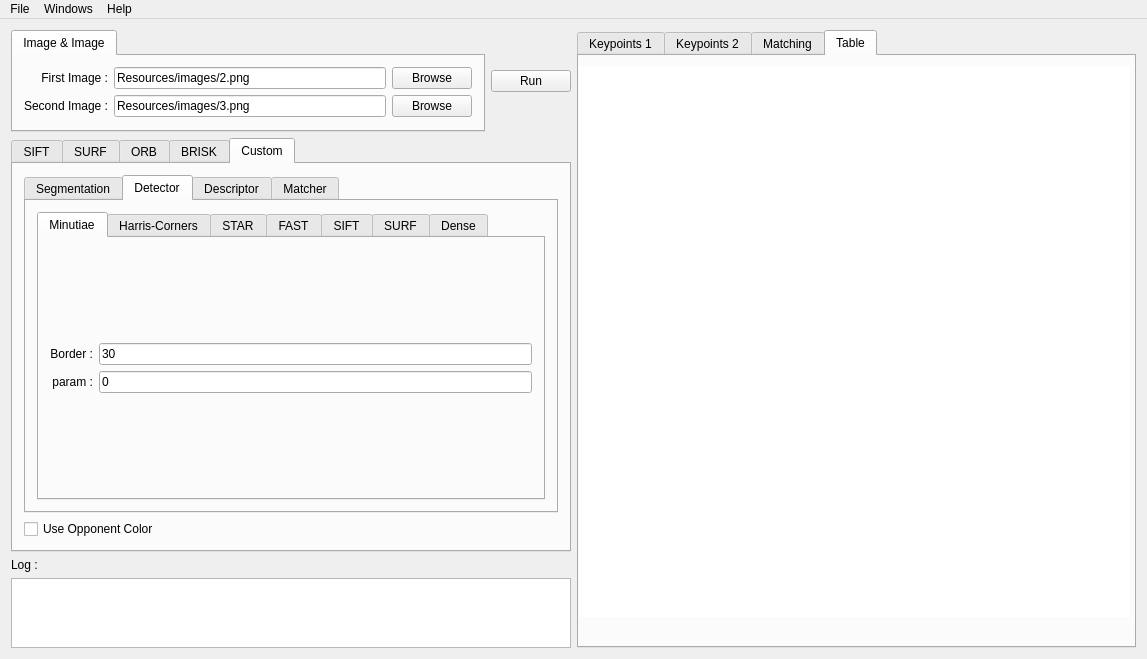
This is source_code/mainwindow.ui in Aissa94/PFE_Project as Qt 5 draws it before an edit. The edited form follows.
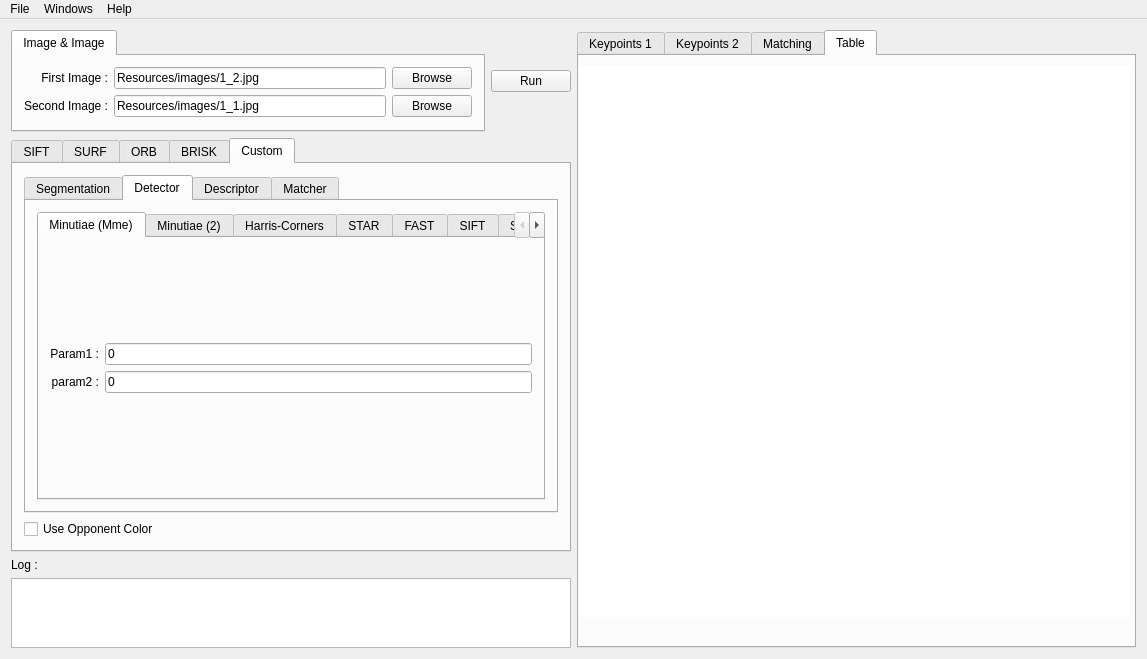
This is the edited form.

Commit message: unified Minutiae and detection

Patch:
```diff
--- a/source_code/mainwindow.ui
+++ b/source_code/mainwindow.ui
@@ -33,7 +33,7 @@
           <item row="0" column="1">
            <widget class="QLineEdit" name="firstImgText">
             <property name="text">
-             <string>Resources/images/2.png</string>
+             <string>Resources/images/1_2.jpg</string>
             </property>
            </widget>
           </item>
@@ -57,7 +57,7 @@
           <item row="1" column="1">
            <widget class="QLineEdit" name="secondImgText">
             <property name="text">
-             <string>Resources/images/3.png</string>
+             <string>Resources/images/1_1.jpg</string>
             </property>
             <property name="buddy" stdset="0">
              <cstring>label_4</cstring>
@@ -889,7 +889,7 @@
               </property>
               <widget class="QWidget" name="tabDetectorMinutiae">
                <attribute name="title">
-                <string>Minutiae</string>
+                <string>Minutiae (Mme)</string>
                </attribute>
                <attribute name="toolTip">
                 <string>&lt;html&gt;&lt;head/&gt;&lt;body&gt;&lt;p&gt;Crossing number methods is a really simple way to detect ridge endings and ridge bifurcations.&lt;/p&gt;&lt;p&gt;First, we need thinned (skeleton) image. Then the crossing number algorithm will look at 3x3 pixel blocks:&lt;/p&gt;&lt;p&gt;if middle pixel is black (represents ridge):&lt;/p&gt;&lt;p&gt;- if pixel on boundary are crossed with the ridge once, then we've found ridge ending.&lt;/p&gt;&lt;p&gt;- if pixel on boundary are crossed with the ridge three times, then we've found ridge bifurcation.&lt;/p&gt;&lt;/body&gt;&lt;/html&gt;</string>
@@ -898,7 +898,58 @@
                 <item row="0" column="0">
                  <layout class="QGridLayout" name="detectorMinutiaeParams">
                   <item row="0" column="0">
-                   <widget class="QLabel" name="detectorMinutiaeBorderLabel">
+                   <widget class="QLabel" name="detectorMinutiaeParam1Label">
+                    <property name="text">
+                     <string>Param1 :</string>
+                    </property>
+                    <property name="alignment">
+                     <set>Qt::AlignRight|Qt::AlignTrailing|Qt::AlignVCenter</set>
+                    </property>
+                   </widget>
+                  </item>
+                  <item row="1" column="0">
+                   <widget class="QLabel" name="detectorMinutiaeParam2Label">
+                    <property name="text">
+                     <string>param2 :</string>
+                    </property>
+                    <property name="alignment">
+                     <set>Qt::AlignRight|Qt::AlignTrailing|Qt::AlignVCenter</set>
+                    </property>
+                   </widget>
+                  </item>
+                  <item row="0" column="1">
+                   <widget class="QLineEdit" name="detectorMinutiaeParam1Text">
+                    <property name="text">
+                     <string>0</string>
+                    </property>
+                   </widget>
+                  </item>
+                  <item row="1" column="1">
+                   <widget class="QLineEdit" name="detectorMinutiaeParam2Text">
+                    <property name="text">
+                     <string>0</string>
+                    </property>
+                   </widget>
+                  </item>
+                 </layout>
+                </item>
+               </layout>
+              </widget>
+              <widget class="QWidget" name="tabDetectorMinutiae2">
+               <attribute name="title">
+                <string>Minutiae (2)</string>
+               </attribute>
+               <attribute name="toolTip">
+                <string>&lt;html&gt;&lt;head/&gt;&lt;body&gt;&lt;p&gt;Crossing number methods is a really simple way to detect ridge endings and ridge bifurcations.&lt;/p&gt;&lt;p&gt;First, we need thinned (skeleton) image. Then the crossing number algorithm will look at 3x3 pixel blocks:&lt;/p&gt;&lt;p&gt;if middle pixel is black (represents ridge):&lt;/p&gt;&lt;p&gt;- if pixel on boundary are crossed with the ridge once, then we've found ridge ending.&lt;/p&gt;&lt;p&gt;- if pixel on boundary are crossed with the ridge three times, then we've found ridge bifurcation.&lt;/p&gt;&lt;/body&gt;&lt;/html&gt;</string>
+               </attribute>
+               <layout class="QGridLayout" name="gridLayout_13">
+                <item row="0" column="0">
+                 <layout class="QGridLayout" name="detectorMinutiae2Params">
+                  <item row="0" column="0">
+                   <widget class="QLabel" name="detectorMinutiae2BorderLabel">
+                    <property name="toolTip">
+                     <string>Choose an Integer greater than 1</string>
+                    </property>
                     <property name="text">
                      <string>Border :</string>
                     </property>
@@ -908,7 +959,7 @@
                    </widget>
                   </item>
                   <item row="1" column="0">
-                   <widget class="QLabel" name="detectorMinutiaeParamLabel">
+                   <widget class="QLabel" name="detectorMinutiae2ParamLabel">
                     <property name="text">
                      <string>param :</string>
                     </property>
@@ -918,14 +969,14 @@
                    </widget>
                   </item>
                   <item row="0" column="1">
-                   <widget class="QLineEdit" name="detectorMinutiaeBorderText">
+                   <widget class="QLineEdit" name="detectorMinutiae2BorderText">
                     <property name="text">
                      <string>30</string>
                     </property>
                    </widget>
                   </item>
                   <item row="1" column="1">
-                   <widget class="QLineEdit" name="detectorMinutiaeParamText">
+                   <widget class="QLineEdit" name="detectorMinutiae2ParamText">
                     <property name="text">
                      <string>0</string>
                     </property>
```
Left out of the diff: 2 changed lines with no effect on the pictures. The commit also changes 14 other files.
